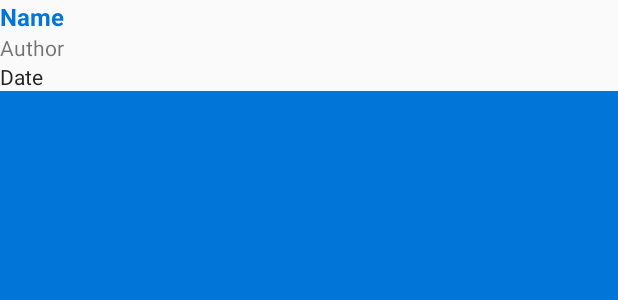
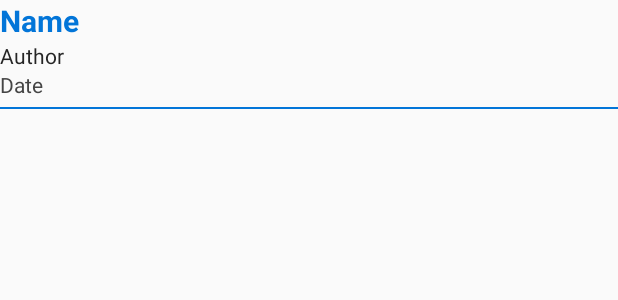
Before and after one commit to miralys1/sopro, an Android app: the layout list_item.xml on its own in the app's theme, with its tools: preview values and no code run, on a phone screen of 412 x 824 dp. Shown: the top 300 px of the screen. Run offline under Robolectric (Android 15) with nearby library versions, the phone set to English and light mode, and no system bars.

Commit message:
HRS3105B-58: ListActivity ist vorerst fertig

```diff
--- a/SWARMComposerApp/app/src/main/res/layout/list_item.xml
+++ b/SWARMComposerApp/app/src/main/res/layout/list_item.xml
@@ -1,8 +1,8 @@
 <?xml version="1.0" encoding="utf-8"?>
 <RelativeLayout xmlns:android="http://schemas.android.com/apk/res/android"
+    xmlns:tools="http://schemas.android.com/tools"
     android:layout_width="match_parent"
-    android:layout_height="match_parent"
-    xmlns:tools="http://schemas.android.com/tools">
+    android:layout_height="wrap_content">
 
     <TextView
         android:id="@+id/name"
@@ -10,7 +10,7 @@
         android:layout_height="wrap_content"
         android:layout_alignParentTop="true"
         android:textColor="@color/colorAccent"
-        android:textSize="16dp"
+        android:textSize="20sp"
         android:textStyle="bold"
         tools:text="Name" />
 
@@ -19,6 +19,7 @@
         android:layout_width="match_parent"
         android:layout_height="wrap_content"
         android:layout_below="@id/name"
+        android:textColor="@color/colorPrimaryDark"
         tools:text="Author" />
 
     <TextView
@@ -26,17 +27,19 @@
         android:layout_width="wrap_content"
         android:layout_height="wrap_content"
         android:layout_below="@id/author"
-        android:textColor="@color/colorPrimaryDark"
-        tools:text="Date"/>
+        android:textColor="@color/colorPrimary"
+        tools:text="Date" />
 
     <View
         android:id="@+id/divider"
         android:layout_width="match_parent"
         android:layout_height="1dp"
-        android:layout_alignParentBottom="true"
-        android:layout_alignParentStart="true"
-        android:background="@color/colorAccent"
-        android:layout_below="@id/date"/>
+        android:layout_alignParentBottom="false"
+        android:layout_alignParentStart="false"
+        android:layout_below="@id/date"
+        android:layout_marginBottom="5dp"
+        android:layout_marginTop="5dp"
+        android:background="@color/colorAccent" />
 
 
 </RelativeLayout>
```
Also changed, not shown: SWARMComposerApp/app/src/main/java/swarm/swarmcomposerapp/ActivitiesAndViews/ListActivity.java (+38 -19 lines).
